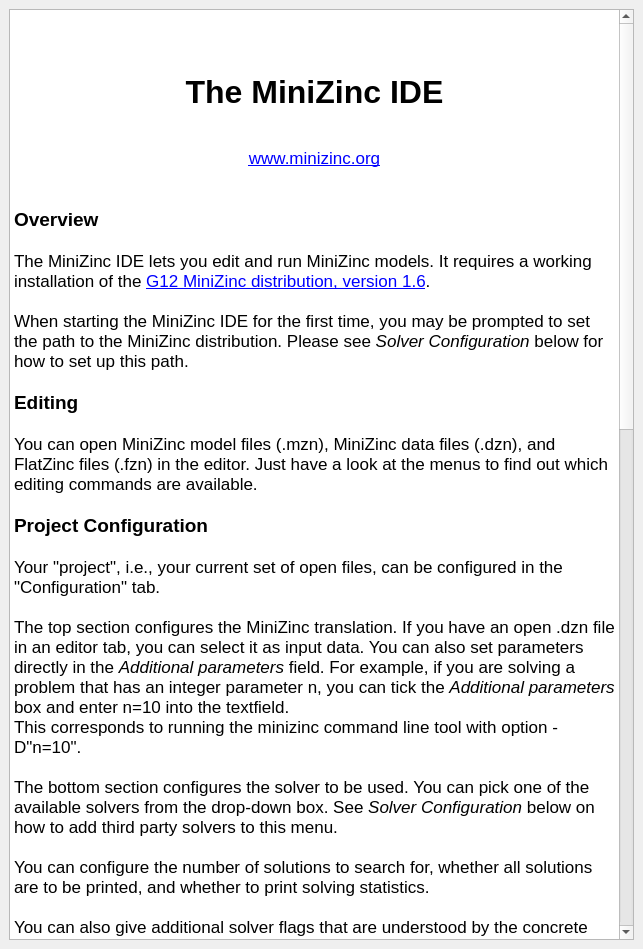
Old version of the form MiniZincIDE/help.ui in the repository MiniZinc/MiniZincIDE.
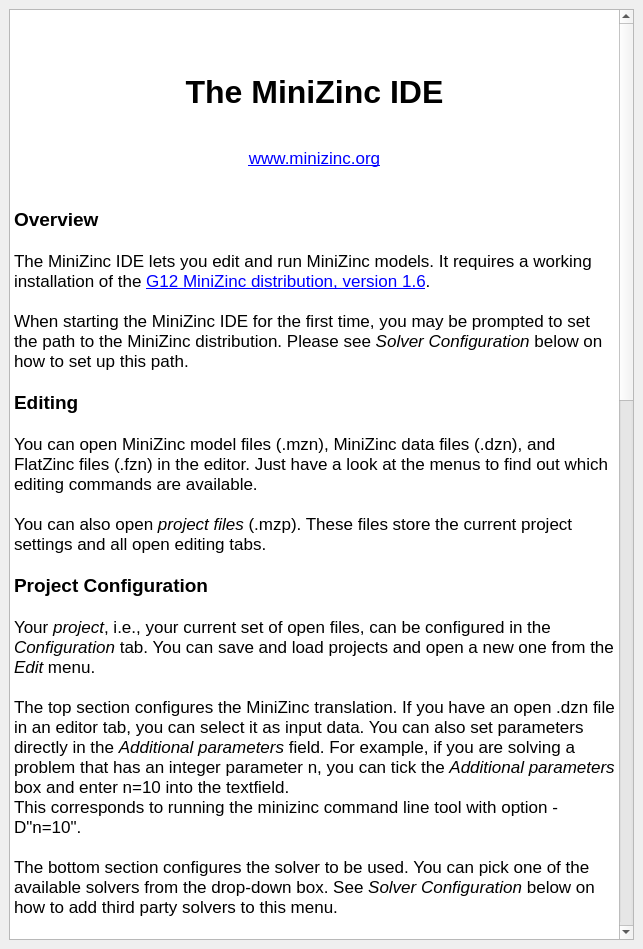
New version of the form. Icons and pictures are not drawn.

What changed in the file:
```diff
--- a/MiniZincIDE/help.ui
+++ b/MiniZincIDE/help.ui
@@ -34,15 +34,17 @@
 &lt;p style=&quot;-qt-paragraph-type:empty; margin-top:0px; margin-bottom:0px; margin-left:0px; margin-right:0px; -qt-block-indent:0; text-indent:0px;&quot;&gt;&lt;br /&gt;&lt;/p&gt;
 &lt;p style=&quot; margin-top:0px; margin-bottom:0px; margin-left:0px; margin-right:0px; -qt-block-indent:0; text-indent:0px;&quot;&gt;The MiniZinc IDE lets you edit and run MiniZinc models. It requires a working installation of the &lt;a href=&quot;http://www.minizinc.org/download.html&quot;&gt;&lt;span style=&quot; text-decoration: underline; color:#0000ff;&quot;&gt;G12 MiniZinc distribution, version 1.6&lt;/span&gt;&lt;/a&gt;.&lt;/p&gt;
 &lt;p style=&quot;-qt-paragraph-type:empty; margin-top:0px; margin-bottom:0px; margin-left:0px; margin-right:0px; -qt-block-indent:0; text-indent:0px;&quot;&gt;&lt;br /&gt;&lt;/p&gt;
-&lt;p style=&quot; margin-top:0px; margin-bottom:0px; margin-left:0px; margin-right:0px; -qt-block-indent:0; text-indent:0px;&quot;&gt;When starting the MiniZinc IDE for the first time, you may be prompted to set the path to the MiniZinc distribution. Please see &lt;span style=&quot; font-style:italic;&quot;&gt;Solver Configuration&lt;/span&gt; below for how to set up this path.&lt;/p&gt;
+&lt;p style=&quot; margin-top:0px; margin-bottom:0px; margin-left:0px; margin-right:0px; -qt-block-indent:0; text-indent:0px;&quot;&gt;When starting the MiniZinc IDE for the first time, you may be prompted to set the path to the MiniZinc distribution. Please see &lt;span style=&quot; font-style:italic;&quot;&gt;Solver Configuration&lt;/span&gt; below on how to set up this path.&lt;/p&gt;
 &lt;p style=&quot;-qt-paragraph-type:empty; margin-top:0px; margin-bottom:0px; margin-left:0px; margin-right:0px; -qt-block-indent:0; text-indent:0px;&quot;&gt;&lt;br /&gt;&lt;/p&gt;
 &lt;p style=&quot; margin-top:0px; margin-bottom:0px; margin-left:0px; margin-right:0px; -qt-block-indent:0; text-indent:0px;&quot;&gt;&lt;span style=&quot; font-size:14pt; font-weight:600;&quot;&gt;Editing&lt;/span&gt;&lt;/p&gt;
 &lt;p style=&quot;-qt-paragraph-type:empty; margin-top:0px; margin-bottom:0px; margin-left:0px; margin-right:0px; -qt-block-indent:0; text-indent:0px;&quot;&gt;&lt;br /&gt;&lt;/p&gt;
 &lt;p style=&quot; margin-top:0px; margin-bottom:0px; margin-left:0px; margin-right:0px; -qt-block-indent:0; text-indent:0px;&quot;&gt;You can open MiniZinc model files (.mzn), MiniZinc data files (.dzn), and FlatZinc files (.fzn) in the editor. Just have a look at the menus to find out which editing commands are available.&lt;/p&gt;
 &lt;p style=&quot;-qt-paragraph-type:empty; margin-top:0px; margin-bottom:0px; margin-left:0px; margin-right:0px; -qt-block-indent:0; text-indent:0px;&quot;&gt;&lt;br /&gt;&lt;/p&gt;
+&lt;p style=&quot; margin-top:0px; margin-bottom:0px; margin-left:0px; margin-right:0px; -qt-block-indent:0; text-indent:0px;&quot;&gt;You can also open &lt;span style=&quot; font-style:italic;&quot;&gt;project files&lt;/span&gt; (.mzp). These files store the current project settings and all open editing tabs.&lt;/p&gt;
+&lt;p style=&quot;-qt-paragraph-type:empty; margin-top:0px; margin-bottom:0px; margin-left:0px; margin-right:0px; -qt-block-indent:0; text-indent:0px;&quot;&gt;&lt;br /&gt;&lt;/p&gt;
 &lt;p style=&quot; margin-top:0px; margin-bottom:0px; margin-left:0px; margin-right:0px; -qt-block-indent:0; text-indent:0px;&quot;&gt;&lt;span style=&quot; font-size:14pt; font-weight:600;&quot;&gt;Project Configuration&lt;/span&gt;&lt;/p&gt;
 &lt;p style=&quot;-qt-paragraph-type:empty; margin-top:0px; margin-bottom:0px; margin-left:0px; margin-right:0px; -qt-block-indent:0; text-indent:0px;&quot;&gt;&lt;br /&gt;&lt;/p&gt;
-&lt;p style=&quot; margin-top:0px; margin-bottom:0px; margin-left:0px; margin-right:0px; -qt-block-indent:0; text-indent:0px;&quot;&gt;Your &amp;quot;project&amp;quot;, i.e., your current set of open files, can be configured in the &amp;quot;Configuration&amp;quot; tab.&lt;/p&gt;
+&lt;p style=&quot; margin-top:0px; margin-bottom:0px; margin-left:0px; margin-right:0px; -qt-block-indent:0; text-indent:0px;&quot;&gt;Your &lt;span style=&quot; font-style:italic;&quot;&gt;project&lt;/span&gt;, i.e., your current set of open files, can be configured in the &lt;span style=&quot; font-style:italic;&quot;&gt;Configuration&lt;/span&gt; tab. You can save and load projects and open a new one from the &lt;span style=&quot; font-style:italic;&quot;&gt;Edit&lt;/span&gt; menu.&lt;/p&gt;
 &lt;p style=&quot;-qt-paragraph-type:empty; margin-top:0px; margin-bottom:0px; margin-left:0px; margin-right:0px; -qt-block-indent:0; text-indent:0px;&quot;&gt;&lt;br /&gt;&lt;/p&gt;
 &lt;p style=&quot; margin-top:0px; margin-bottom:0px; margin-left:0px; margin-right:0px; -qt-block-indent:0; text-indent:0px;&quot;&gt;The top section configures the MiniZinc translation. If you have an open .dzn file in an editor tab, you can select it as input data. You can also set parameters directly in the &lt;span style=&quot; font-style:italic;&quot;&gt;Additional parameters&lt;/span&gt; field. For example, if you are solving a problem that has an integer parameter n, you can tick the &lt;span style=&quot; font-style:italic;&quot;&gt;Additional parameters&lt;/span&gt; box and enter n=10 into the textfield.&lt;/p&gt;
 &lt;p style=&quot; margin-top:0px; margin-bottom:0px; margin-left:0px; margin-right:0px; -qt-block-indent:0; text-indent:0px;&quot;&gt;This corresponds to running the minizinc command line tool with option -D&amp;quot;n=10&amp;quot;.&lt;/p&gt;
@@ -69,10 +71,12 @@
 &lt;p style=&quot;-qt-paragraph-type:empty; margin-top:0px; margin-bottom:0px; margin-left:0px; margin-right:0px; -qt-block-indent:0; text-indent:0px;&quot;&gt;&lt;br /&gt;&lt;/p&gt;
 &lt;p style=&quot; margin-top:0px; margin-bottom:0px; margin-left:0px; margin-right:0px; -qt-block-indent:0; text-indent:0px;&quot;&gt;&lt;span style=&quot; font-size:14pt; font-weight:600;&quot;&gt;Solver Configuration&lt;/span&gt;&lt;/p&gt;
 &lt;p style=&quot;-qt-paragraph-type:empty; margin-top:0px; margin-bottom:0px; margin-left:0px; margin-right:0px; -qt-block-indent:0; text-indent:0px;&quot;&gt;&lt;br /&gt;&lt;/p&gt;
-&lt;p style=&quot; margin-top:0px; margin-bottom:0px; margin-left:0px; margin-right:0px; -qt-block-indent:0; text-indent:0px;&quot;&gt;The solver configuration dialog is available via the &lt;span style=&quot; font-style:italic;&quot;&gt;Solvers&lt;/span&gt; options in the &lt;span style=&quot; font-style:italic;&quot;&gt;MiniZinc&lt;/span&gt; menu. All configuration options entered here are saved between sessions.&lt;/p&gt;
+&lt;p style=&quot; margin-top:0px; margin-bottom:0px; margin-left:0px; margin-right:0px; -qt-block-indent:0; text-indent:0px;&quot;&gt;The solver configuration dialog is available via the &lt;span style=&quot; font-style:italic;&quot;&gt;Preferences&lt;/span&gt; options in the &lt;span style=&quot; font-style:italic;&quot;&gt;MiniZinc&lt;/span&gt; menu (or in the application menu on Mac OS X). All configuration options entered here are saved between sessions.&lt;/p&gt;
 &lt;p style=&quot;-qt-paragraph-type:empty; margin-top:0px; margin-bottom:0px; margin-left:0px; margin-right:0px; -qt-block-indent:0; text-indent:0px;&quot;&gt;&lt;br /&gt;&lt;/p&gt;
 &lt;p style=&quot; margin-top:0px; margin-bottom:0px; margin-left:0px; margin-right:0px; -qt-block-indent:0; text-indent:0px;&quot;&gt;This is where you can set the path to the MiniZinc distribution (i.e., where the minizinc and mzn2fzn tools are located).&lt;/p&gt;
 &lt;p style=&quot;-qt-paragraph-type:empty; margin-top:0px; margin-bottom:0px; margin-left:0px; margin-right:0px; -qt-block-indent:0; text-indent:0px;&quot;&gt;&lt;br /&gt;&lt;/p&gt;
+&lt;p style=&quot; margin-top:0px; margin-bottom:0px; margin-left:0px; margin-right:0px; -qt-block-indent:0; text-indent:0px;&quot;&gt;You can set the default solver, i.e., the one that is selected in the &lt;span style=&quot; font-style:italic;&quot;&gt;Configuration&lt;/span&gt; tab for a new project. Select a solver from the &lt;span style=&quot; font-style:italic;&quot;&gt;Solver&lt;/span&gt; drop-down box and tick the &lt;span style=&quot; font-style:italic;&quot;&gt;Default&lt;/span&gt; box.&lt;/p&gt;
+&lt;p style=&quot;-qt-paragraph-type:empty; margin-top:0px; margin-bottom:0px; margin-left:0px; margin-right:0px; -qt-block-indent:0; text-indent:0px;&quot;&gt;&lt;br /&gt;&lt;/p&gt;
 &lt;p style=&quot; margin-top:0px; margin-bottom:0px; margin-left:0px; margin-right:0px; -qt-block-indent:0; text-indent:0px;&quot;&gt;You can also add third-party solvers. For example, to add support for the Gecode FlatZinc interpreter, choose &amp;quot;Add new...&amp;quot; from the &lt;span style=&quot; font-style:italic;&quot;&gt;Solver&lt;/span&gt; drop-down box, then enter the following:&lt;/p&gt;
 &lt;p style=&quot;-qt-paragraph-type:empty; margin-top:0px; margin-bottom:0px; margin-left:0px; margin-right:0px; -qt-block-indent:0; text-indent:0px;&quot;&gt;&lt;br /&gt;&lt;/p&gt;
 &lt;p style=&quot; margin-top:0px; margin-bottom:0px; margin-left:0px; margin-right:0px; -qt-block-indent:0; text-indent:0px;&quot;&gt;Name: Gecode&lt;/p&gt;
```
